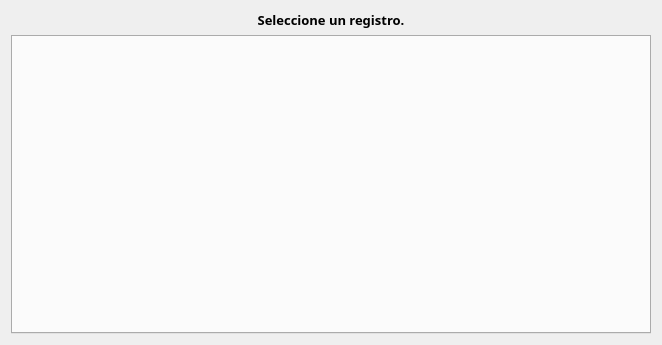
enchiladaSuiza/AsistenciaFototeca, file personal.ui: the form before one commit.
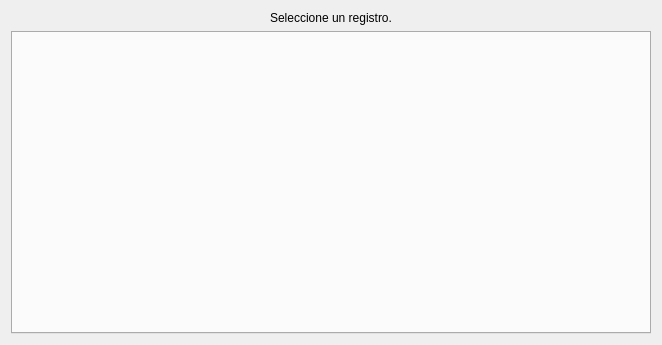
The form after the commit.

```diff
--- a/personal.ui
+++ b/personal.ui
@@ -19,13 +19,6 @@
   <layout class="QGridLayout" name="gridLayout_2">
    <item row="0" column="0" colspan="2">
     <widget class="QLabel" name="seleccionLabel">
-     <property name="font">
-      <font>
-       <family>Montserrat</family>
-       <pointsize>10</pointsize>
-       <bold>true</bold>
-      </font>
-     </property>
      <property name="text">
       <string>Seleccione un registro.</string>
      </property>
@@ -35,15 +28,7 @@
     </widget>
    </item>
    <item row="1" column="0" colspan="2">
-    <widget class="QTabWidget" name="tabWidget">
-     <property name="font">
-      <font>
-       <family>Montserrat</family>
-       <pointsize>10</pointsize>
-       <bold>true</bold>
-      </font>
-     </property>
-    </widget>
+    <widget class="QTabWidget" name="tabWidget"/>
    </item>
   </layout>
  </widget>
```
